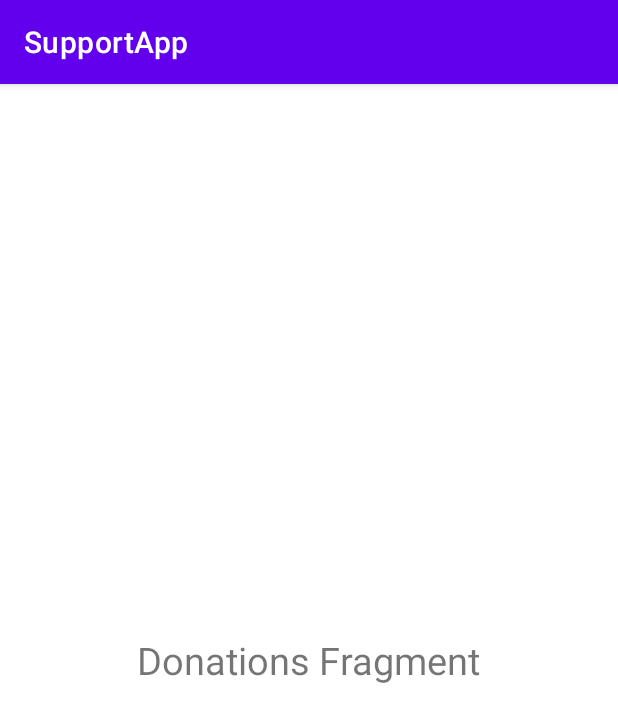
After one commit to malixya-01/MAD-Project, an Android app: the fragment DonationsFragment shown on its own in the app's theme, on a phone screen of 412 x 824 dp. The commit adds this screen. Shown: the top 722 px of the screen. Run offline under Robolectric (Android 15) with nearby library versions, the phone set to English and light mode, and no system bars.

Commit message:
new 4 fragments added

```diff
--- /dev/null
+++ b/app/src/main/java/com/example/supportapp/DonationsFragment.kt
@@ -0,0 +1,19 @@
+package com.example.supportapp
+
+import android.os.Bundle
+import androidx.fragment.app.Fragment
+import android.view.LayoutInflater
+import android.view.View
+import android.view.ViewGroup
+
+class DonationsFragment : Fragment() {
+
+    override fun onCreateView(
+        inflater: LayoutInflater, container: ViewGroup?,
+        savedInstanceState: Bundle?
+    ): View? {
+        // Inflate the layout for this fragment
+        return inflater.inflate(R.layout.fragment_donations, container, false)
+    }
+
+}
--- a/app/src/main/res/layout/activity_main.xml
+++ b/app/src/main/res/layout/activity_main.xml
@@ -8,13 +8,12 @@
 
 
 
-
+    <!--Navigation bar implementation-->
     <FrameLayout
         android:layout_width="match_parent"
         android:layout_height="match_parent"
         android:id="@+id/container"
         android:layout_above="@+id/bottom_navigation"/>
-
 
     <com.google.android.material.bottomnavigation.BottomNavigationView
         android:layout_width="match_parent"
@@ -22,8 +21,6 @@
         android:id="@+id/bottom_navigation"
         android:layout_alignParentBottom="true"
         app:menu="@menu/bottom_nav_menu"
-
-
         />
 
 
--- /dev/null
+++ b/app/src/main/res/layout/fragment_donations.xml
@@ -0,0 +1,17 @@
+<?xml version="1.0" encoding="utf-8"?>
+<RelativeLayout xmlns:android="http://schemas.android.com/apk/res/android"
+    xmlns:tools="http://schemas.android.com/tools"
+    android:layout_width="match_parent"
+    android:layout_height="match_parent"
+    tools:context=".DonationsFragment">
+
+    <!-- TODO: Update blank fragment layout -->
+    <TextView
+        android:layout_width="wrap_content"
+        android:layout_height="wrap_content"
+        android:text="Donations Fragment"
+        android:textSize="25dp"
+        android:layout_centerInParent="true"
+        />
+
+</RelativeLayout>
--- a/app/src/main/res/values/strings.xml
+++ b/app/src/main/res/values/strings.xml
@@ -1,3 +1,9 @@
 <resources>
     <string name="app_name">SupportApp</string>
+    <string name="nav_requests">Requests</string>
+    <string name="nav_donorsads">Donations</string>
+    <string name="nav_fundraising">Fundraising</string>
+    <string name="nav_notifications">Notifications</string>
+    <!-- TODO: Remove or change this placeholder text -->
+    <string name="hello_blank_fragment">Hello blank fragment</string>
 </resources>
```
Also changed, not shown: app/src/main/java/com/example/supportapp/FundrasingFragment.kt (added, +18 -0 lines), app/src/main/java/com/example/supportapp/NotificationFragment.kt (added, +20 -0 lines), app/src/main/java/com/example/supportapp/RequestsFragment.kt (added, +19 -0 lines), app/src/main/res/layout/fragment_fundrasing.xml (added, +16 -0 lines), app/src/main/res/layout/fragment_notification.xml (added, +16 -0 lines), app/src/main/res/layout/fragment_requests.xml (added, +17 -0 lines), app/src/main/res/menu/bottom_nav_menu.xml (+5 -4 lines).
